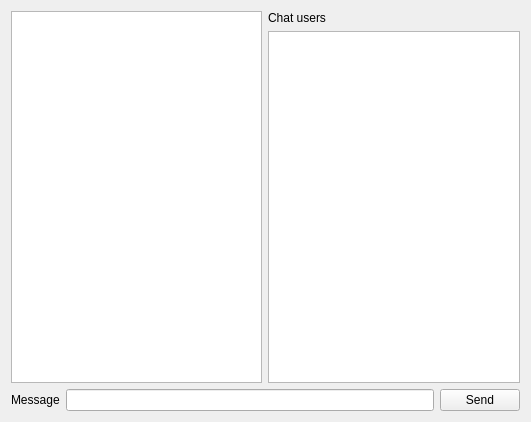
Old version of the form galacteek/ui/chatroom.ui in the repository pinnaculum/galacteek.
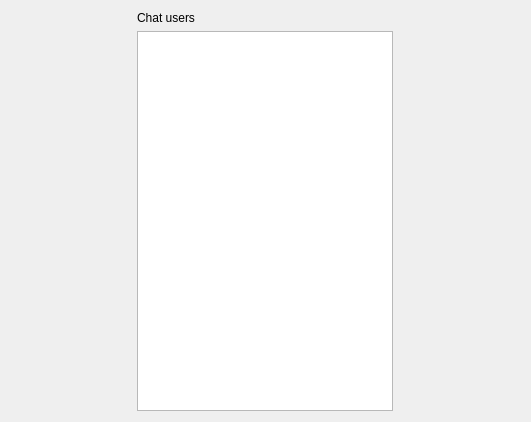
New version of the form.

Commit message: Encrypted pubsub chat

Diff of the .ui file:
```diff
--- a/galacteek/ui/chatroom.ui
+++ b/galacteek/ui/chatroom.ui
@@ -17,23 +17,7 @@
    <item>
     <layout class="QVBoxLayout" name="verticalLayout">
      <item>
-      <layout class="QHBoxLayout" name="horizontalLayout_2">
-       <item>
-        <widget class="QTextBrowser" name="chatLog">
-         <property name="font">
-          <font>
-           <family>Helvetica</family>
-           <pointsize>18</pointsize>
-          </font>
-         </property>
-         <property name="focusPolicy">
-          <enum>Qt::NoFocus</enum>
-         </property>
-         <property name="styleSheet">
-          <string notr="true"/>
-         </property>
-        </widget>
-       </item>
+      <layout class="QHBoxLayout" name="hLayoutTop">
        <item>
         <layout class="QVBoxLayout" name="verticalLayout_3">
          <item>
@@ -60,40 +44,6 @@
        </item>
       </layout>
      </item>
-     <item>
-      <layout class="QHBoxLayout" name="horizontalLayout">
-       <item>
-        <widget class="QLabel" name="label">
-         <property name="text">
-          <string>Message</string>
-         </property>
-        </widget>
-       </item>
-       <item>
-        <widget class="QLineEdit" name="message">
-         <property name="maxLength">
-          <number>512</number>
-         </property>
-         <property name="placeholderText">
-          <string/>
-         </property>
-         <property name="clearButtonEnabled">
-          <bool>true</bool>
-         </property>
-        </widget>
-       </item>
-       <item>
-        <widget class="QPushButton" name="sendButton">
-         <property name="focusPolicy">
-          <enum>Qt::NoFocus</enum>
-         </property>
-         <property name="text">
-          <string>Send</string>
-         </property>
-        </widget>
-       </item>
-      </layout>
-     </item>
     </layout>
    </item>
   </layout>
```
The commit also changes 21 other files.
